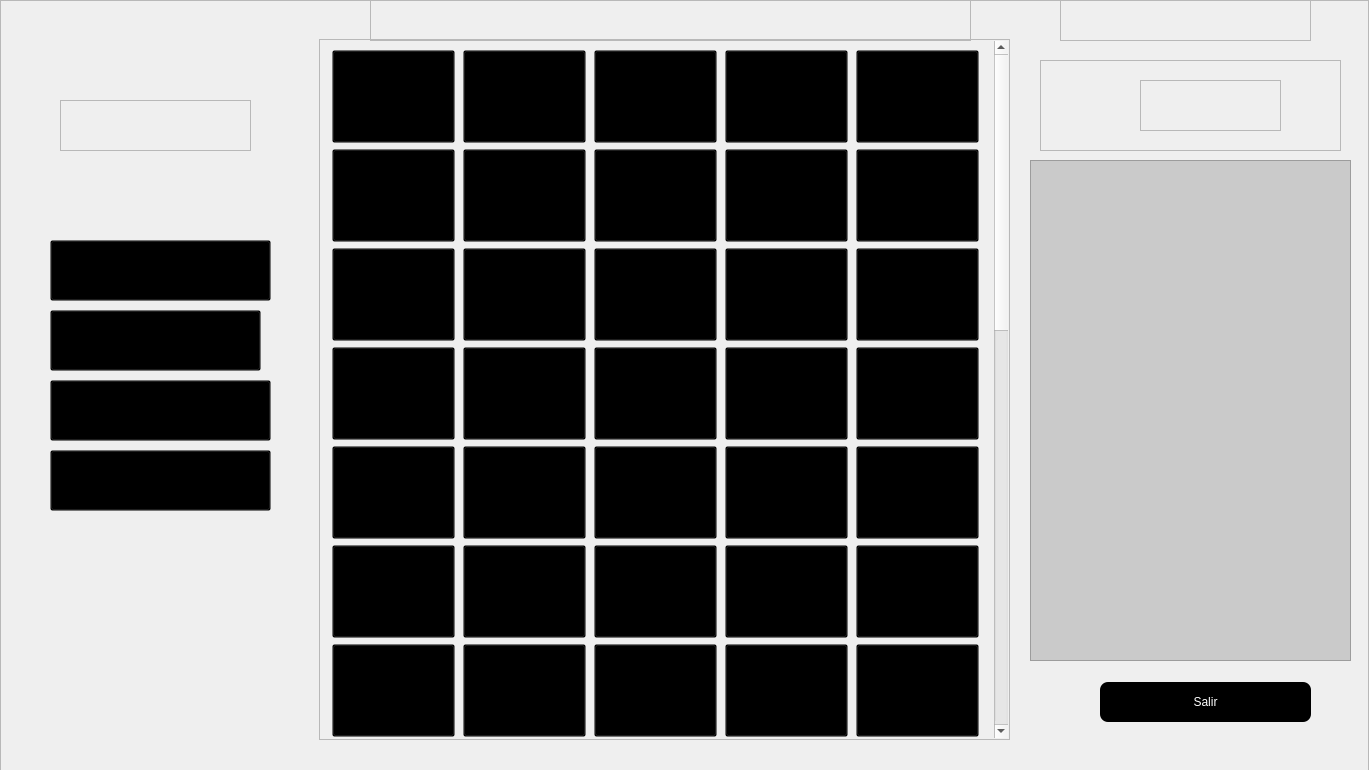
Above: interfaz/ventana_habitaciones.ui from Supranet-ar/tvip before the change. Below: the same form after it.
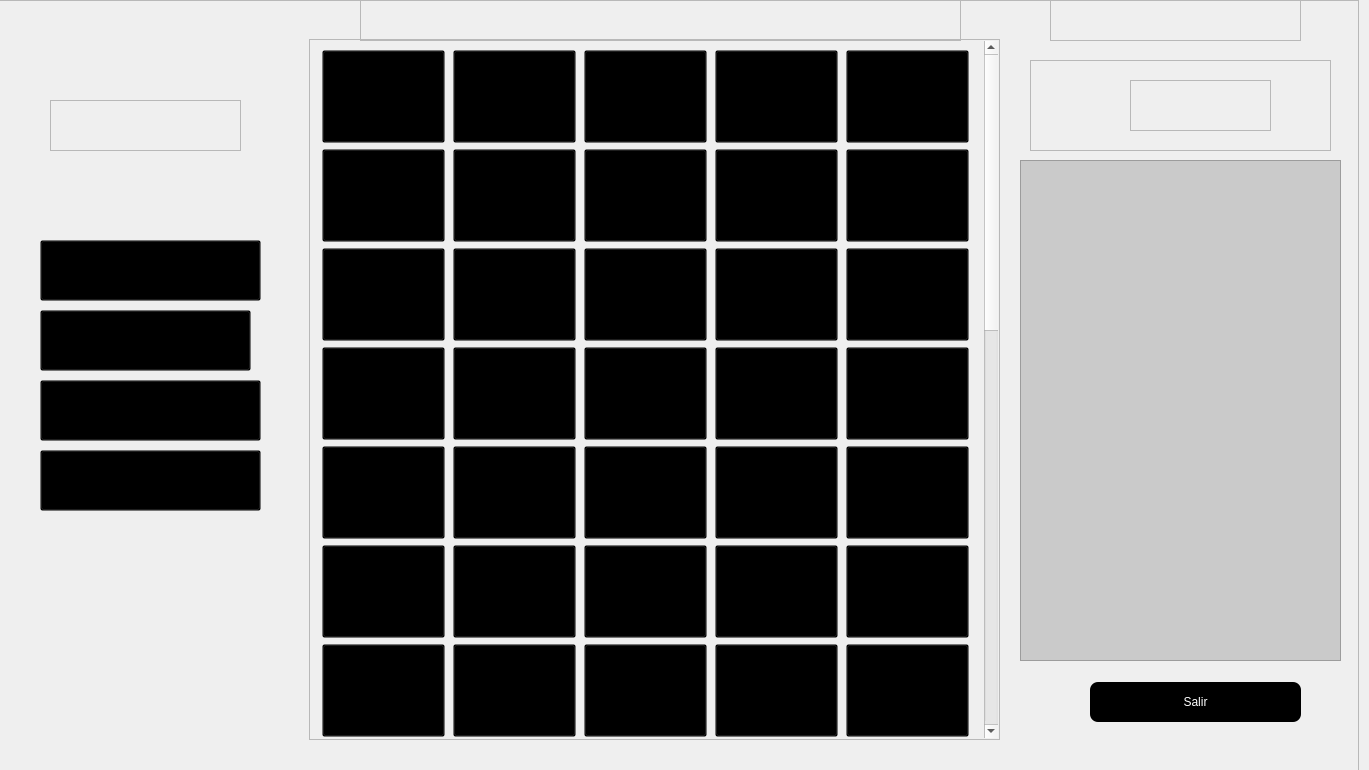
That is the form after the change. Icons and pictures are not drawn.

Commit message: tarea: interfaz de login y config de contraseña

Patch:
```diff
--- a/interfaz/ventana_habitaciones.ui
+++ b/interfaz/ventana_habitaciones.ui
@@ -23,7 +23,7 @@
    <widget class="QFrame" name="fondo">
     <property name="geometry">
      <rect>
-      <x>0</x>
+      <x>-10</x>
       <y>0</y>
       <width>1369</width>
       <height>771</height>
@@ -988,7 +988,7 @@
          <property name="geometry">
           <rect>
            <x>0</x>
-           <y>-998</y>
+           <y>0</y>
            <width>670</width>
            <height>1695</height>
           </rect>
```
The commit also changes 5 other files.
